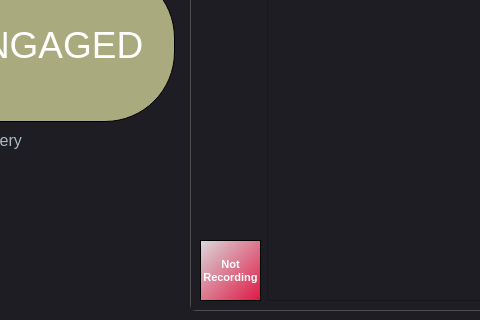
Old version of the form gui/interface.ui in the repository ZenghaoWang/hyperloop-power-system; both pictures show x 153 to 633 and y 564 to 884 of the 1104 by 884 pixel window.
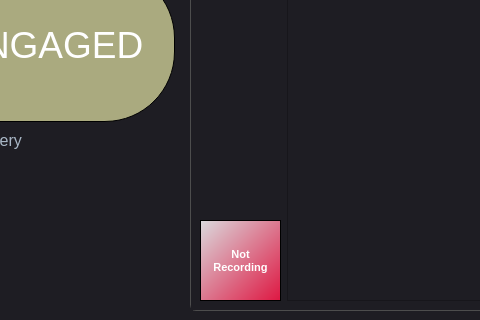
New version of the form. The open tabs and pages were chosen to show the change. Custom widgets are drawn as their Qt base class.

Commit message: make record buttons bigger

The edit to the form file:
```diff
--- a/gui/interface.ui
+++ b/gui/interface.ui
@@ -859,18 +859,19 @@
             </property>
             <property name="minimumSize">
              <size>
-              <width>61</width>
-              <height>61</height>
+              <width>81</width>
+              <height>81</height>
              </size>
             </property>
             <property name="maximumSize">
              <size>
-              <width>61</width>
-              <height>61</height>
+              <width>81</width>
+              <height>81</height>
              </size>
             </property>
             <property name="font">
              <font>
+              <family>MS Shell Dlg 2</family>
               <pointsize>8</pointsize>
               <weight>75</weight>
               <bold>true</bold>
```
Left out of the diff: 18 changed lines with no effect on the pictures.
